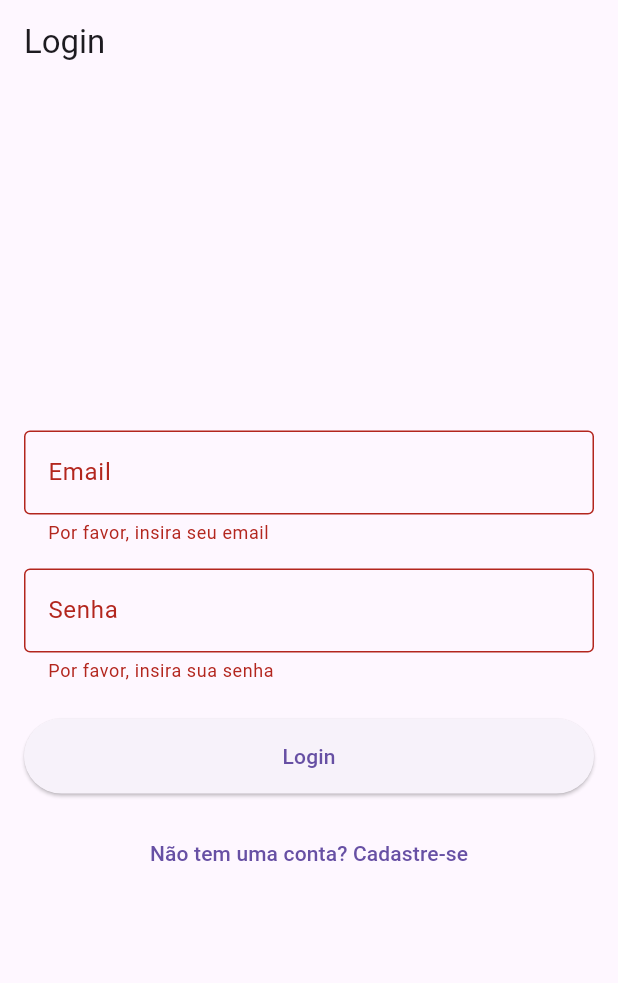
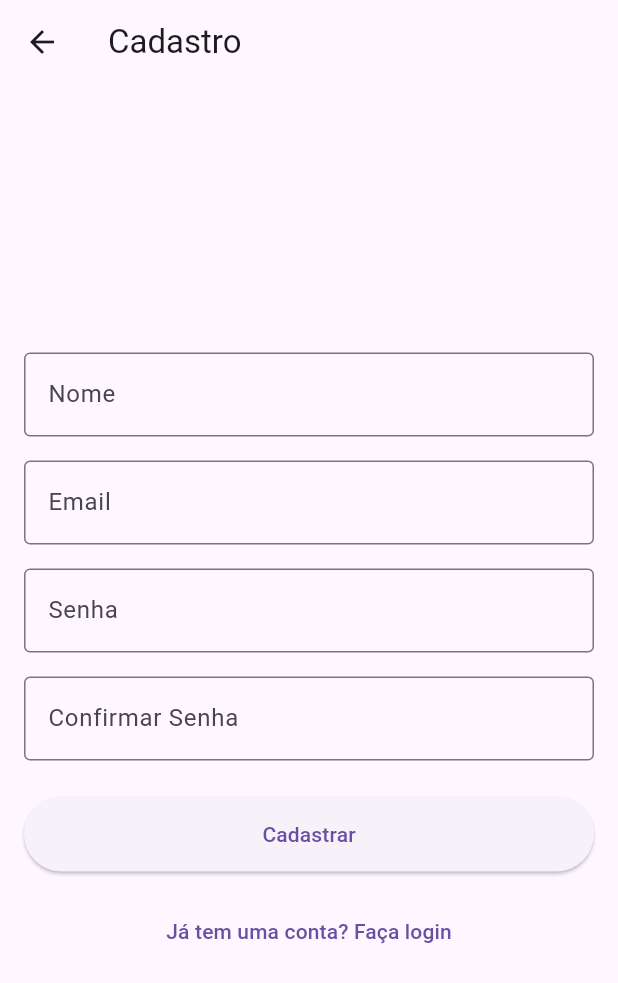
Before and after one commit to ArthurArgollo/rede_social, a Flutter app: the screen it shows after launch, after a tap on "Login", after a tap on "Não tem uma conta? Cadastre-se", on a phone screen of 412 x 824 dp. Shown: the top 983 px of the screen. Run offline on Flutter 3.47's test engine with Material 3 defaults, Android fonts, the phone set to English and light mode, and no system bars; network calls fail.

Commit message:
Adicionad cadastro e feed

```diff
--- a/lib/main.dart
+++ b/lib/main.dart
@@ -1,4 +1,5 @@
 import 'package:flutter/material.dart';
+import 'feed_screen.dart';
 
 void main() {
   runApp(MyApp());
@@ -8,7 +9,7 @@ class MyApp extends StatelessWidget {
   @override
   Widget build(BuildContext context) {
     return MaterialApp(
-      title: 'Rede Social Login',
+      title: 'Rede Social',
       theme: ThemeData(primarySwatch: Colors.blue),
       home: LoginScreen(),
     );
@@ -25,6 +26,10 @@ class _LoginScreenState extends State<LoginScreen> {
   final _emailController = TextEditingController();
   final _passwordController = TextEditingController();
 
+  // Usuário e senha fixos para teste
+  final String fixedEmail = "usuario@teste.com";
+  final String fixedPassword = "senha123";
+
   @override
   void dispose() {
     _emailController.dispose();
@@ -34,21 +39,28 @@ class _LoginScreenState extends State<LoginScreen> {
 
   void _login() {
     if (_formKey.currentState!.validate()) {
-      // Aqui você pode adicionar a lógica de autenticação
-      String email = _emailController.text;
-      String password = _passwordController.text;
-
-      print('Email: $email');
-      print('Password: $password');
-
-      // Navegar para a próxima tela após o login bem-sucedido
-      // Navigator.push(context, MaterialPageRoute(builder: (context) => HomeScreen()));
+      // Verifica se o e-mail e a senha correspondem aos valores fixos
+      if (_emailController.text == fixedEmail &&
+          _passwordController.text == fixedPassword) {
+        print('Login bem-sucedido. Navegando para o feed...');
+        Navigator.pushReplacement(
+          context,
+          MaterialPageRoute(builder: (context) => FeedScreen()),
+        );
+      } else {
+        // Exibe uma mensagem de erro se o login falhar
+        ScaffoldMessenger.of(
+          context,
+        ).showSnackBar(SnackBar(content: Text('E-mail ou senha incorretos')));
+      }
     }
   }
 
   void _navigateToSignUp() {
-    // Navegar para a tela de cadastro
-    // Navigator.push(context, MaterialPageRoute(builder: (context) => SignUpScreen()));
+    Navigator.push(
+      context,
+      MaterialPageRoute(builder: (context) => SignUpScreen()),
+    );
   }
 
   @override
@@ -110,3 +122,148 @@ class _LoginScreenState extends State<LoginScreen> {
     );
   }
 }
+
+class SignUpScreen extends StatefulWidget {
+  @override
+  _SignUpScreenState createState() => _SignUpScreenState();
+}
+
+class _SignUpScreenState extends State<SignUpScreen> {
+  final _formKey = GlobalKey<FormState>();
+  final _nameController = TextEditingController();
+  final _emailController = TextEditingController();
+  final _passwordController = TextEditingController();
+  final _confirmPasswordController = TextEditingController();
+
+  @override
+  void dispose() {
+    _nameController.dispose();
+    _emailController.dispose();
+    _passwordController.dispose();
+    _confirmPasswordController.dispose();
+    super.dispose();
+  }
+
+  void _signUp() {
+    if (_formKey.currentState!.validate()) {
+      // Aqui você pode adicionar a lógica de cadastro
+      String name = _nameController.text;
+      String email = _emailController.text;
+      String password = _passwordController.text;
+      String confirmPassword = _confirmPasswordController.text;
+
+      if (password != confirmPassword) {
+        ScaffoldMessenger.of(
+          context,
+        ).showSnackBar(SnackBar(content: Text('As senhas não coincidem')));
+        return;
+      }
+
+      print('Nome: $name');
+      print('Email: $email');
+      print('Senha: $password');
+
+      // Navegar para a tela de login após o cadastro bem-sucedido
+      Navigator.pop(context);
+    }
+  }
+
+  @override
+  Widget build(BuildContext context) {
+    return Scaffold(
+      appBar: AppBar(title: Text('Cadastro')),
+      body: Padding(
+        padding: const EdgeInsets.all(16.0),
+        child: Form(
+          key: _formKey,
+          child: Column(
+            mainAxisAlignment: MainAxisAlignment.center,
+            children: <Widget>[
+              TextFormField(
+                controller: _nameController,
+                decoration: InputDecoration(
+                  labelText: 'Nome',
+                  border: OutlineInputBorder(),
+                ),
+                validator: (value) {
+                  if (value == null || value.isEmpty) {
+                    return 'Por favor, insira seu nome';
+                  }
+                  return null;
+                },
+              ),
+              SizedBox(height: 16.0),
+              TextFormField(
+                controller: _emailController,
+                decoration: InputDecoration(
+                  labelText: 'Email',
+                  border: OutlineInputBorder(),
+                ),
+                validator: (value) {
+                  if (value == null || value.isEmpty) {
+                    return 'Por favor, insira seu email';
+                  }
+                  if (!value.contains('@')) {
+                    return 'Por favor, insira um email válido';
+                  }
+                  return null;
+                },
+              ),
+              SizedBox(height: 16.0),
+              TextFormField(
+                controller: _passwordController,
+                decoration: InputDecoration(
+                  labelText: 'Senha',
+                  border: OutlineInputBorder(),
+                ),
+                obscureText: true,
+                validator: (value) {
+                  if (value == null || value.isEmpty) {
+                    return 'Por favor, insira sua senha';
+                  }
+                  if (value.length < 6) {
+                    return 'A senha deve ter pelo menos 6 caracteres';
+                  }
+                  return null;
+                },
+              ),
+              SizedBox(height: 16.0),
+              TextFormField(
+                controller: _confirmPasswordController,
+                decoration: InputDecoration(
+                  labelText: 'Confirmar Senha',
+                  border: OutlineInputBorder(),
+                ),
+                obscureText: true,
+                validator: (value) {
+                  if (value == null || value.isEmpty) {
+                    return 'Por favor, confirme sua senha';
+                  }
+                  if (value != _passwordController.text) {
+                    return 'As senhas não coincidem';
+                  }
+                  return null;
+                },
+              ),
+              SizedBox(height: 24.0),
+              ElevatedButton(
+                onPressed: _signUp,
+                child: Text('Cadastrar'),
+                style: ElevatedButton.styleFrom(
+                  minimumSize: Size(double.infinity, 50),
+                ),
+              ),
+              SizedBox(height: 16.0),
+              TextButton(
+                onPressed: () {
+                  Navigator.pop(context); // Voltar para a tela de login
+                },
+                child: Text('Já tem uma conta? Faça login'),
+              ),
+            ],
+          ),
+        ),
+      ),
+    );
+  }
+}
```
Also changed, not shown: lib/feed_screen.dart (added, +91 -0 lines).
